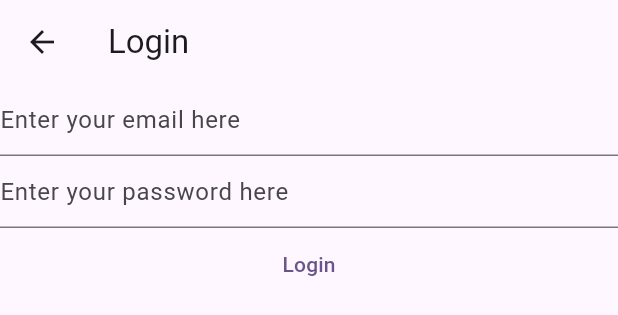
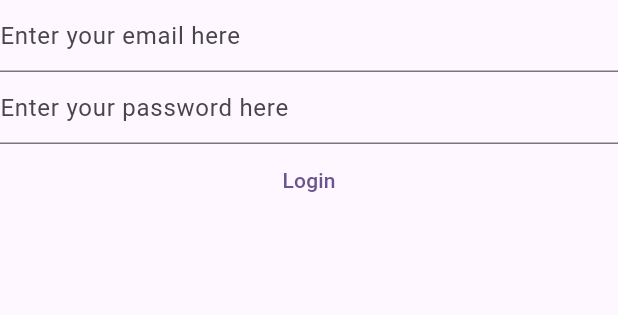
Before and after one commit to bitfactory-frank-spee/test_flutter_mynotes, a Flutter app: the LoginView widget shown alone on an empty page, opened directly, on a phone screen of 412 x 824 dp. Shown: the top 315 px of the screen. Run offline on Flutter 3.47's test engine with Material 3 defaults, Android fonts, the phone set to English and light mode, and no system bars; our stand-ins replace firebase_auth, firebase_core; accounts and stored records are empty.

Commit message:
feat: :fire: remove double scaffolds

```diff
--- a/lib/views/login_view.dart
+++ b/lib/views/login_view.dart
@@ -1,7 +1,5 @@
 import 'package:flutter/material.dart';
 import 'package:firebase_auth/firebase_auth.dart';
-import 'package:firebase_core/firebase_core.dart';
-import 'package:test_flutter_mynotes/firebase_options.dart';
 
 class LoginView extends StatefulWidget {
   const LoginView({super.key});
@@ -30,20 +28,6 @@ class _LoginViewState extends State<LoginView> {
 
   @override
   Widget build(BuildContext context) {
-    return Scaffold(
-      appBar: AppBar(
-        title: const Text('Login'),
-      ),
-      body: FutureBuilder(
-        future: Firebase.initializeApp(
-          options: DefaultFirebaseOptions.currentPlatform,
-        ),
-        builder: (context, snapshot) {
-          if (snapshot.connectionState != ConnectionState.done) {
-            return const Center(
-              child: CircularProgressIndicator(),
-            );
-          }
     return Column(
       children: [
         TextField(
@@ -87,8 +71,5 @@ class _LoginViewState extends State<LoginView> {
         ),
       ],
     );
-        },
-      ),
-    );
   }
 }
```
Also changed, not shown: lib/views/register_view.dart (+2 -21 lines). Lines whose indentation alone changed are shown as unchanged.
